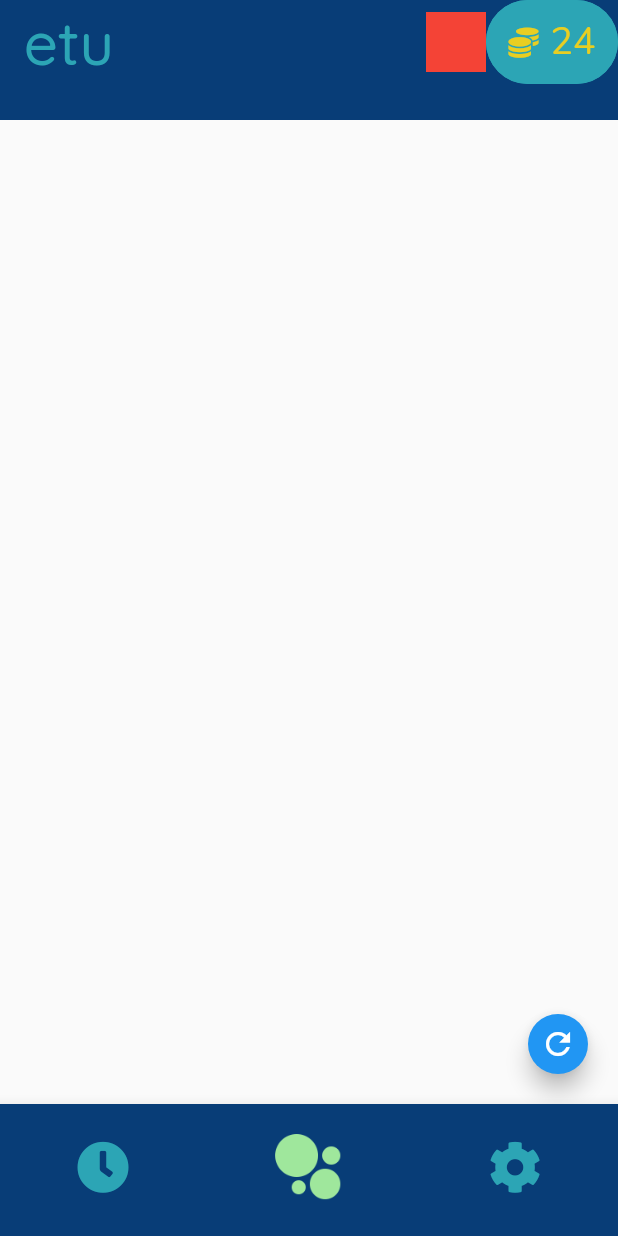
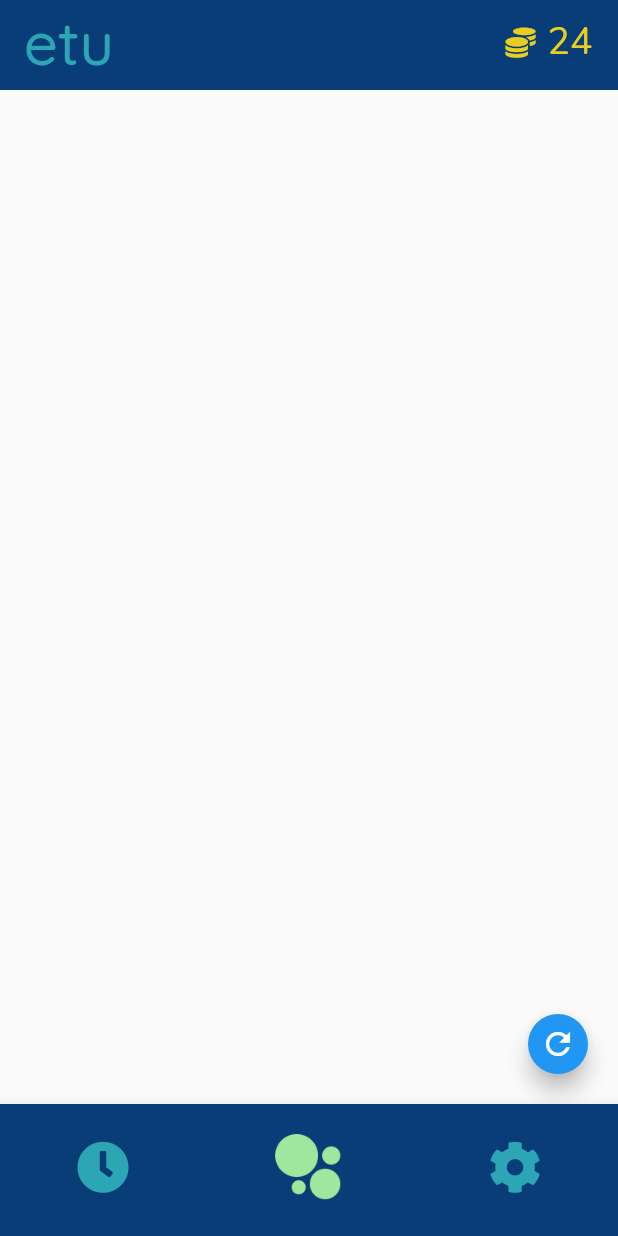
Before and after one commit to AidanWickes/etu, a Flutter app: the screen it shows after launch, on a phone screen of 412 x 824 dp. Run offline on Flutter 3.47's test engine with Material 2 defaults, Android fonts, the phone set to English and light mode, and no system bars; our stand-ins replace flutter_local_notifications, font_awesome_flutter, rxdart; missing offline and left inert: app_usage, flutter_picker, isolate_handler, usage_stats; statements that could not run were skipped.

Commit message:
Remove rounded rectangle

```diff
--- a/lib/screens/wrapper.dart
+++ b/lib/screens/wrapper.dart
@@ -28,7 +28,7 @@ class _WrapperState extends State<Wrapper> {
   Widget build(BuildContext context) {
     return Scaffold(
       appBar: PreferredSize(
-      preferredSize: Size.fromHeight(80.0),
+      preferredSize: Size.fromHeight(60.0),
       child: AppBar(
         title: Text(
           'etu',
@@ -42,23 +42,12 @@ class _WrapperState extends State<Wrapper> {
         elevation: 0.0,
         actions: [
 
-          Align(
-          alignment: Alignment.centerRight,
-          child: Container(
-
-            width: 40,
-            height: 40,
-            color: Colors.red,
-
-            ),
-          ),
-
           FlatButton.icon(
-            shape: RoundedRectangleBorder(
-            borderRadius: BorderRadius.circular(100.0),
-            side: BorderSide(color: Color(0xFF2CA5B5))),
-            color:Color(0xFF2CA5B5),
-            padding: EdgeInsets.all(10.0),
+            // shape: RoundedRectangleBorder(
+            // borderRadius: BorderRadius.circular(100.0),
+            // side: BorderSide(color: Color(0xFF2CA5B5))),
+            // color:Color(0xFF2CA5B5),
+            // padding: EdgeInsets.all(10.0),
             onPressed: () {},
             icon: FaIcon(FontAwesomeIcons.coins, size: 20, color: Color(0xFFE8CE22)),
             label: Text(
```
